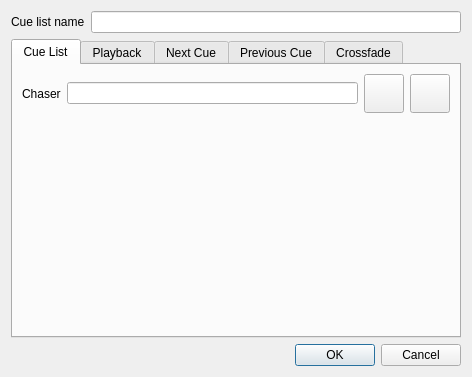
Above: ui/src/virtualconsole/vccuelistproperties.ui from mcallegari/qlcplus before the change. Below: the same form after it.
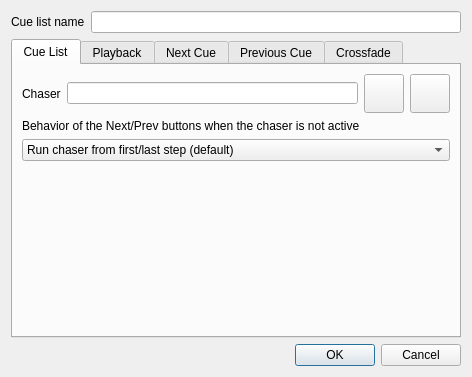
That is the form after the change. Icons and pictures are not drawn.

Commit message:
Cue List: Can change next/prev buttons behavior
This allows to change the behavior of the next/prev buttons
while the chaser is not running.

```diff
--- a/ui/src/virtualconsole/vccuelistproperties.ui
+++ b/ui/src/virtualconsole/vccuelistproperties.ui
@@ -103,6 +103,43 @@
         </widget>
        </item>
        <item row="1" column="0" colspan="4">
+        <widget class="QLabel" name="label_11">
+         <property name="text">
+          <string>Behavior of the Next/Prev buttons when the chaser is not active</string>
+         </property>
+        </widget>
+       </item>
+       <item row="2" column="0" colspan="4">
+        <widget class="QComboBox" name="m_nextPrevBehaviorCombo">
+         <property name="toolTip">
+          <string>Behavior of the Next/Prev buttons when the chaser is not active</string>
+         </property>
+         <property name="currentIndex">
+          <number>0</number>
+         </property>
+         <item>
+          <property name="text">
+           <string>Run chaser from first/last step (default)</string>
+          </property>
+         </item>
+         <item>
+          <property name="text">
+           <string>Run chaser from next/prev step</string>
+          </property>
+         </item>
+         <item>
+          <property name="text">
+           <string>Select next/prev step</string>
+          </property>
+         </item>
+         <item>
+          <property name="text">
+           <string>Do nothing</string>
+          </property>
+         </item>
+        </widget>
+       </item>
+       <item row="3" column="0" colspan="4">
         <spacer name="verticalSpacer">
          <property name="orientation">
           <enum>Qt::Vertical</enum>
```
The commit also changes 4 other files.
